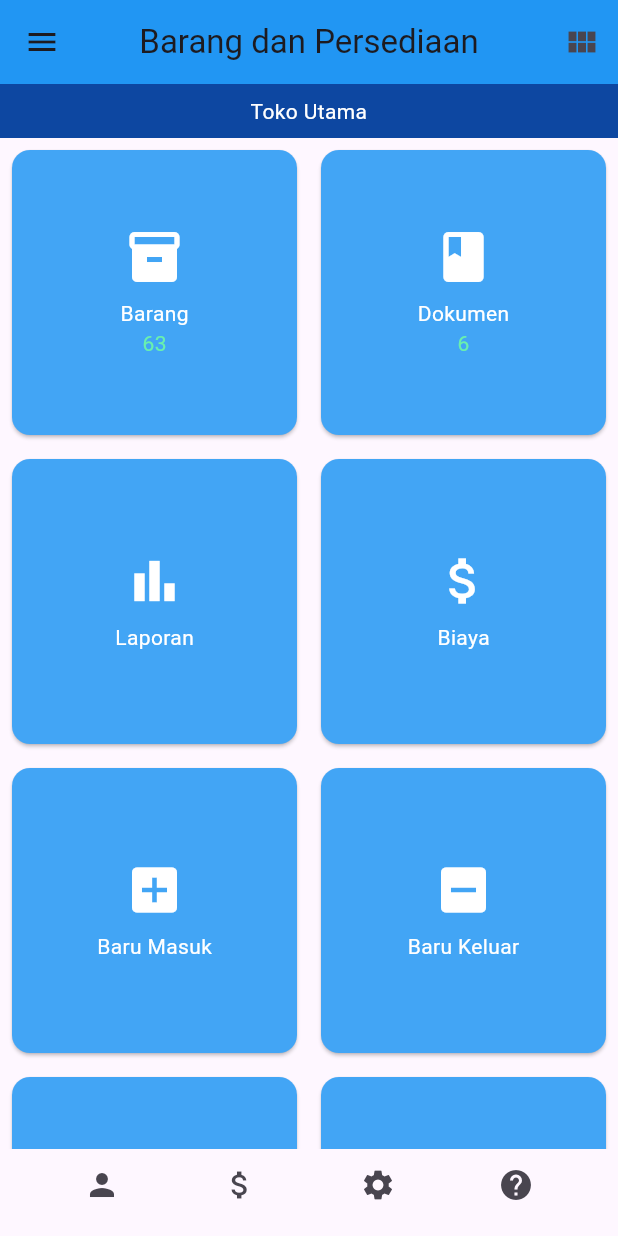
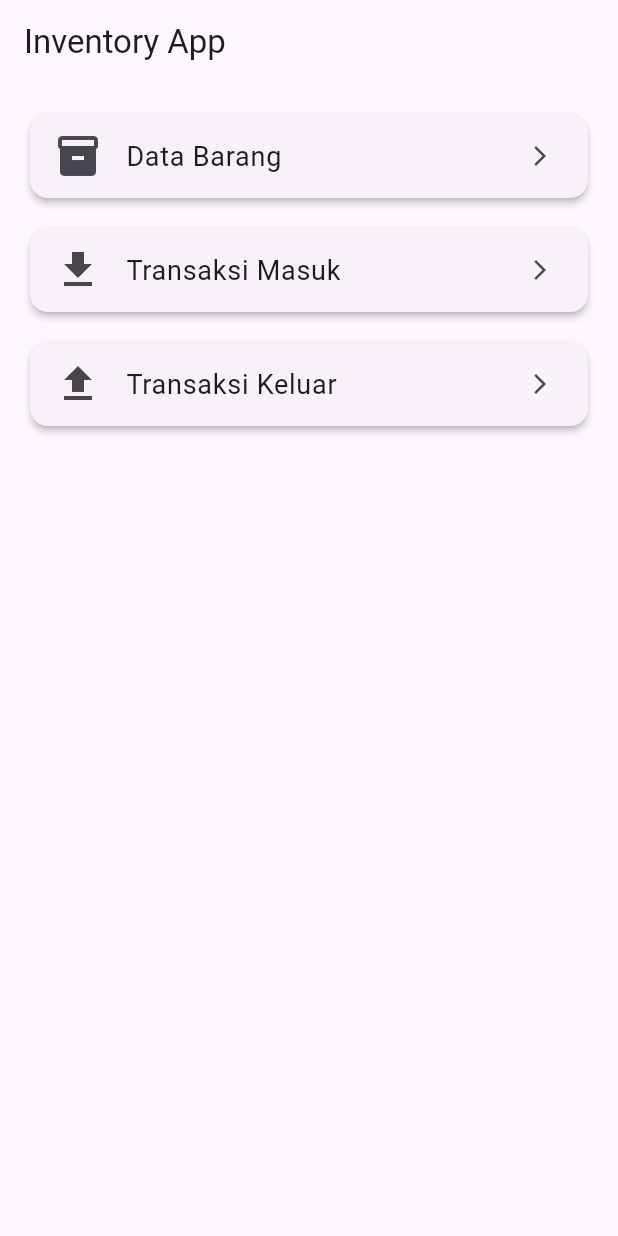
Before and after one commit to ekoapriliyani/inventorly_app_v2, a Flutter app: the screen it shows after launch, on a phone screen of 412 x 824 dp. Run offline on Flutter 3.47's test engine with Material 3 defaults, Android fonts, the light colour scheme and no system bars.

Commit message:
new fitur

```diff
--- a/lib/main.dart
+++ b/lib/main.dart
@@ -1,4 +1,5 @@
 import 'package:flutter/material.dart';
+import 'screens/home_page.dart';
 
 void main() => runApp(InventoryApp());
 
@@ -12,99 +13,3 @@ class InventoryApp extends StatelessWidget {
     );
   }
 }
-
-class HomePage extends StatelessWidget {
-  final List<MenuItem> menuItems = [
-    MenuItem(title: 'Barang', icon: Icons.inventory, count: 63),
-    MenuItem(title: 'Dokumen', icon: Icons.book, count: 6),
-    MenuItem(title: 'Laporan', icon: Icons.bar_chart),
-    MenuItem(title: 'Biaya', icon: Icons.attach_money),
-    MenuItem(title: 'Baru Masuk', icon: Icons.add_box),
-    MenuItem(title: 'Baru Keluar', icon: Icons.indeterminate_check_box),
-    MenuItem(title: 'Pindai kode barcode', icon: Icons.qr_code_scanner),
-    MenuItem(title: 'Butuh bantuan?', icon: Icons.help_outline),
-  ];
-
-  @override
-  Widget build(BuildContext context) {
-    return Scaffold(
-      appBar: AppBar(
-        title: Text('Barang dan Persediaan'),
-        backgroundColor: Colors.blue,
-        centerTitle: true,
-        actions: [IconButton(icon: Icon(Icons.view_module), onPressed: () {})],
-      ),
-      drawer: Drawer(), // Tambahkan drawer jika diperlukan
-      body: Column(
-        children: [
-          Container(
-            width: double.infinity,
-            color: Colors.blue[900],
-            padding: EdgeInsets.all(8),
-            child: Text(
-              'Toko Utama',
-              style: TextStyle(color: Colors.white),
-              textAlign: TextAlign.center,
-            ),
-          ),
-          Expanded(
-            child: GridView.count(
-              crossAxisCount: 2,
-              children: menuItems.map((item) => MenuCard(item: item)).toList(),
-            ),
-          ),
-          Row(
-            mainAxisAlignment: MainAxisAlignment.spaceEvenly,
-            children: [
-              IconButton(icon: Icon(Icons.person), onPressed: () {}),
-              IconButton(icon: Icon(Icons.attach_money), onPressed: () {}),
-              IconButton(icon: Icon(Icons.settings), onPressed: () {}),
-              IconButton(icon: Icon(Icons.help), onPressed: () {}),
-            ],
-          ),
-          SizedBox(height: 10),
-        ],
-      ),
-    );
-  }
-}
-
-class MenuItem {
-  final String title;
-  final IconData icon;
-  final int? count;
-
-  MenuItem({required this.title, required this.icon, this.count});
-}
-
-class MenuCard extends StatelessWidget {
-  final MenuItem item;
-
-  const MenuCard({Key? key, required this.item}) : super(key: key);
-
-  @override
-  Widget build(BuildContext context) {
-    return Card(
-      color: Colors.blue[400],
-      margin: EdgeInsets.all(8),
-      child: InkWell(
-        onTap: () {}, // Tambahkan aksi jika diperlukan
-        child: Center(
-          child: Column(
-            mainAxisSize: MainAxisSize.min,
-            children: [
-              Icon(item.icon, size: 40, color: Colors.white),
-              SizedBox(height: 8),
-              Text(item.title, style: TextStyle(color: Colors.white)),
-              if (item.count != null)
-                Text(
-                  item.count.toString(),
-                  style: TextStyle(color: Colors.greenAccent),
-                ),
-            ],
-          ),
-        ),
-      ),
-    );
-  }
-}
--- /dev/null
+++ b/lib/models/barang.dart
@@ -0,0 +1,13 @@
+class Barang {
+  final String kode;
+  final String nama;
+  final String kategori;
+  final int qty;
+
+  Barang({
+    required this.kode,
+    required this.nama,
+    required this.kategori,
+    required this.qty,
+  });
+}
--- /dev/null
+++ b/lib/screens/home_page.dart
@@ -0,0 +1,73 @@
+import 'package:flutter/material.dart';
+import 'daftar_barang_page.dart';
+import 'transaksi_masuk_page.dart';
+import 'transaksi_keluar_page.dart';
+
+class HomePage extends StatelessWidget {
+  Widget _buildMenuItem({
+    required BuildContext context,
+    required IconData icon,
+    required String title,
+    required VoidCallback onTap,
+  }) {
+    return Card(
+      elevation: 2,
+      shape: RoundedRectangleBorder(borderRadius: BorderRadius.circular(12)),
+      child: ListTile(
+        leading: Icon(icon, size: 32),
+        title: Text(title, style: TextStyle(fontSize: 18)),
+        trailing: Icon(Icons.arrow_forward_ios, size: 16),
+        onTap: onTap,
+      ),
+    );
+  }
+
+  @override
+  Widget build(BuildContext context) {
+    return Scaffold(
+      appBar: AppBar(title: Text('Inventory App')),
+      body: Padding(
+        padding: const EdgeInsets.all(16.0),
+        child: Column(
+          children: [
+            _buildMenuItem(
+              context: context,
+              icon: Icons.inventory_2,
+              title: 'Data Barang',
+              onTap: () {
+                Navigator.push(
+                  context,
+                  MaterialPageRoute(builder: (_) => DaftarBarangPage()),
+                );
+              },
+            ),
+            SizedBox(height: 12),
+            _buildMenuItem(
+              context: context,
+              icon: Icons.download,
+              title: 'Transaksi Masuk',
+              onTap: () {
+                Navigator.push(
+                  context,
+                  MaterialPageRoute(builder: (_) => TransaksiMasukPage()),
+                );
+              },
+            ),
+            SizedBox(height: 12),
+            _buildMenuItem(
+              context: context,
+              icon: Icons.upload,
+              title: 'Transaksi Keluar',
+              onTap: () {
+                Navigator.push(
+                  context,
+                  MaterialPageRoute(builder: (_) => TransaksiKeluarPage()),
+                );
+              },
+            ),
+          ],
+        ),
+      ),
+    );
+  }
+}
--- /dev/null
+++ b/lib/screens/transaksi_keluar_page.dart
@@ -0,0 +1,11 @@
+import 'package:flutter/material.dart';
+
+class TransaksiKeluarPage extends StatelessWidget {
+  @override
+  Widget build(BuildContext context) {
+    return Scaffold(
+      appBar: AppBar(title: Text('Transaksi Keluar')),
+      body: Center(child: Text('Halaman Transaksi Keluar')),
+    );
+  }
+}
--- /dev/null
+++ b/lib/screens/transaksi_masuk_page.dart
@@ -0,0 +1,11 @@
+import 'package:flutter/material.dart';
+
+class TransaksiMasukPage extends StatelessWidget {
+  @override
+  Widget build(BuildContext context) {
+    return Scaffold(
+      appBar: AppBar(title: Text('Transaksi Masuk')),
+      body: Center(child: Text('Halaman Transaksi Masuk')),
+    );
+  }
+}
```
Also changed, not shown: lib/data/dummy_data.dart (added, +7 -0 lines), lib/screens/daftar_barang_page.dart (added, +51 -0 lines), lib/screens/tambah_barang_page.dart (added, +89 -0 lines), lib/widgets/menu_card.dart (added, +42 -0 lines).
